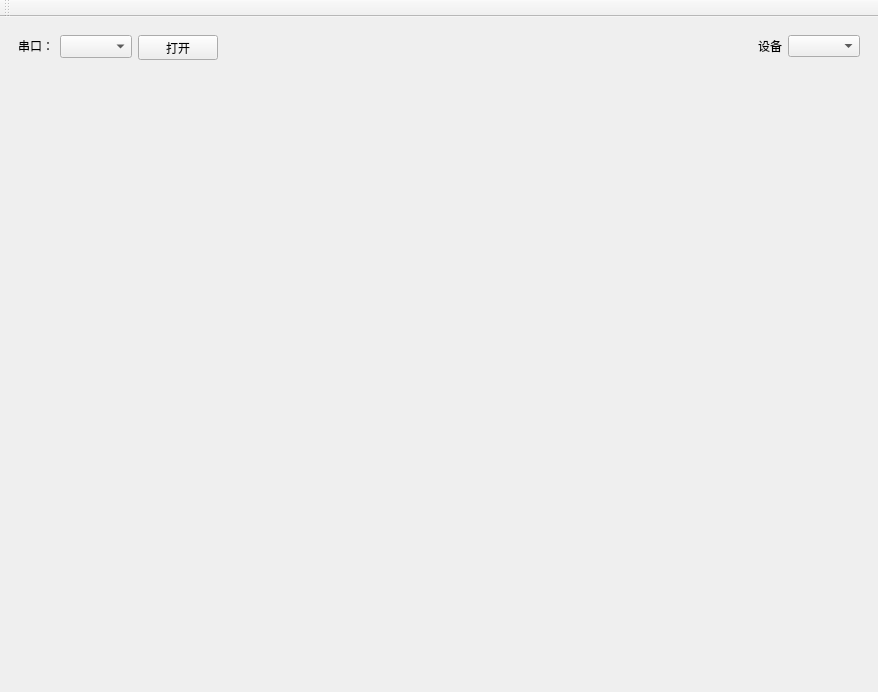
fengbaochun/softwareToolBox, file EvoJoint/EvoJoint Studio/EvoJoint/MainWindow.ui: the form before one commit.
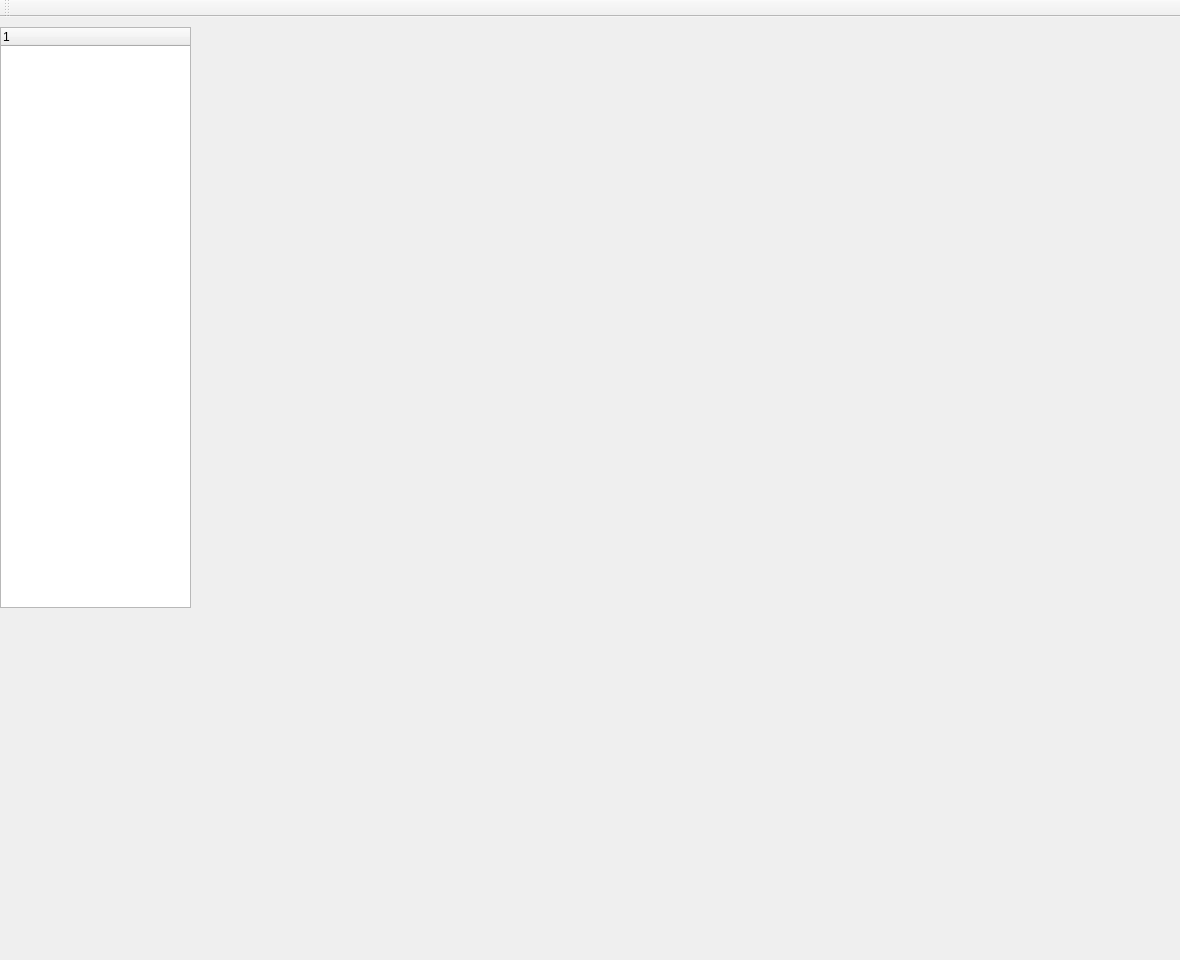
The form after the commit.

```diff
--- a/EvoJoint/EvoJoint Studio/EvoJoint/MainWindow.ui
+++ b/EvoJoint/EvoJoint Studio/EvoJoint/MainWindow.ui
@@ -6,8 +6,8 @@
    <rect>
     <x>0</x>
     <y>0</y>
-    <width>878</width>
-    <height>692</height>
+    <width>1180</width>
+    <height>960</height>
    </rect>
   </property>
   <property name="minimumSize">
@@ -23,110 +23,33 @@
    <string notr="true"/>
   </property>
   <widget class="QWidget" name="centralwidget">
-   <layout class="QVBoxLayout" name="verticalLayout">
-    <item>
-     <widget class="QWidget" name="widget" native="true">
-      <property name="minimumSize">
-       <size>
-        <width>0</width>
-        <height>35</height>
-       </size>
-      </property>
-      <property name="maximumSize">
-       <size>
-        <width>16777215</width>
-        <height>40</height>
-       </size>
-      </property>
-      <layout class="QHBoxLayout" name="horizontalLayout">
-       <item>
-        <widget class="QLabel" name="label">
-         <property name="font">
-          <font>
-           <pointsize>9</pointsize>
-          </font>
-         </property>
-         <property name="text">
-          <string>串口：</string>
-         </property>
-        </widget>
-       </item>
-       <item>
-        <widget class="QComboBox" name="comboBox">
-         <property name="minimumSize">
-          <size>
-           <width>40</width>
-           <height>23</height>
-          </size>
-         </property>
-         <property name="maximumSize">
-          <size>
-           <width>16777215</width>
-           <height>23</height>
-          </size>
-         </property>
-        </widget>
-       </item>
-       <item>
-        <widget class="QPushButton" name="pushButton">
-         <property name="enabled">
-          <bool>true</bool>
-         </property>
-         <property name="minimumSize">
-          <size>
-           <width>0</width>
-           <height>25</height>
-          </size>
-         </property>
-         <property name="maximumSize">
-          <size>
-           <width>16777215</width>
-           <height>25</height>
-          </size>
-         </property>
-         <property name="text">
-          <string>打开</string>
-         </property>
-         <property name="checkable">
-          <bool>true</bool>
-         </property>
-        </widget>
-       </item>
-       <item>
-        <spacer name="horizontalSpacer">
-         <property name="orientation">
-          <enum>Qt::Horizontal</enum>
-         </property>
-         <property name="sizeHint" stdset="0">
-          <size>
-           <width>337</width>
-           <height>19</height>
-          </size>
-         </property>
-        </spacer>
-       </item>
-       <item>
-        <widget class="QLabel" name="label_2">
-         <property name="text">
-          <string>设备</string>
-         </property>
-        </widget>
-       </item>
-       <item>
-        <widget class="QComboBox" name="devList"/>
-       </item>
-      </layout>
-     </widget>
-    </item>
-    <item>
-     <widget class="QStackedWidget" name="stackedWidget">
-      <widget class="QWidget" name="page">
-       <layout class="QVBoxLayout" name="verticalLayout_2"/>
-      </widget>
-      <widget class="QWidget" name="page_2"/>
-     </widget>
-    </item>
-   </layout>
+   <widget class="QStackedWidget" name="stackedWidget">
+    <property name="geometry">
+     <rect>
+      <x>190</x>
+      <y>20</y>
+      <width>981</width>
+      <height>891</height>
+     </rect>
+    </property>
+    <widget class="QWidget" name="page"/>
+    <widget class="QWidget" name="page_2"/>
+   </widget>
+   <widget class="QTreeWidget" name="treeWidget">
+    <property name="geometry">
+     <rect>
+      <x>0</x>
+      <y>10</y>
+      <width>191</width>
+      <height>581</height>
+     </rect>
+    </property>
+    <column>
+     <property name="text">
+      <string notr="true">1</string>
+     </property>
+    </column>
+   </widget>
   </widget>
   <widget class="QMenuBar" name="menuBar">
    <property name="geometry">
```
Left out of the diff: 2 changed lines with no effect on the pictures.
